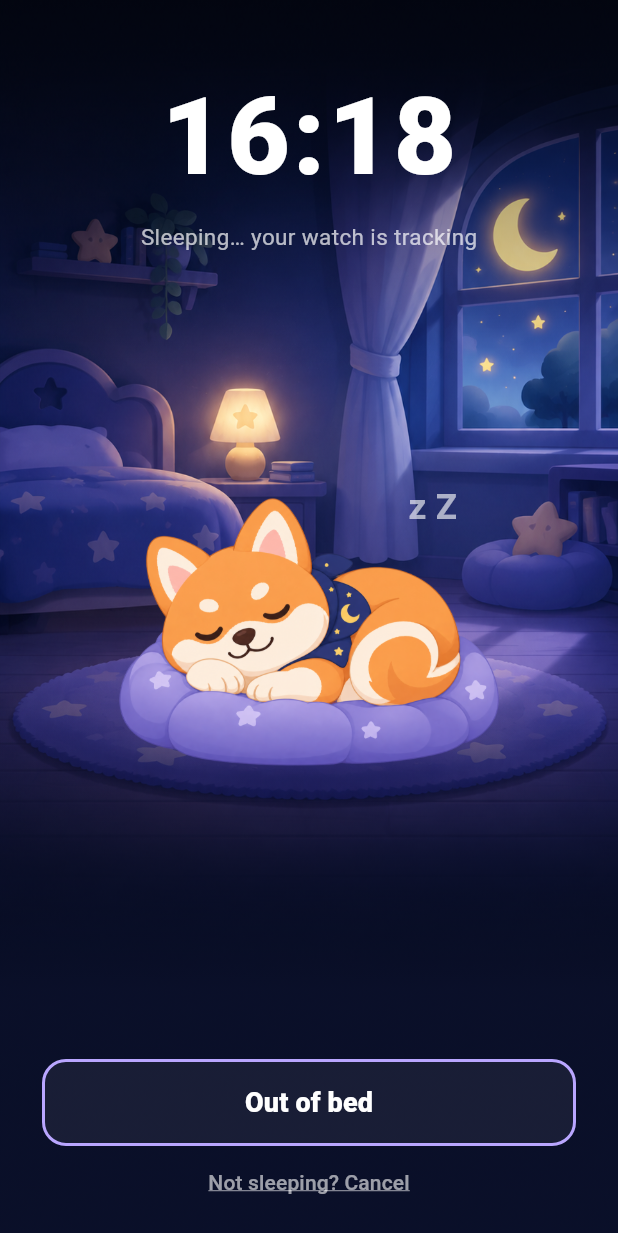
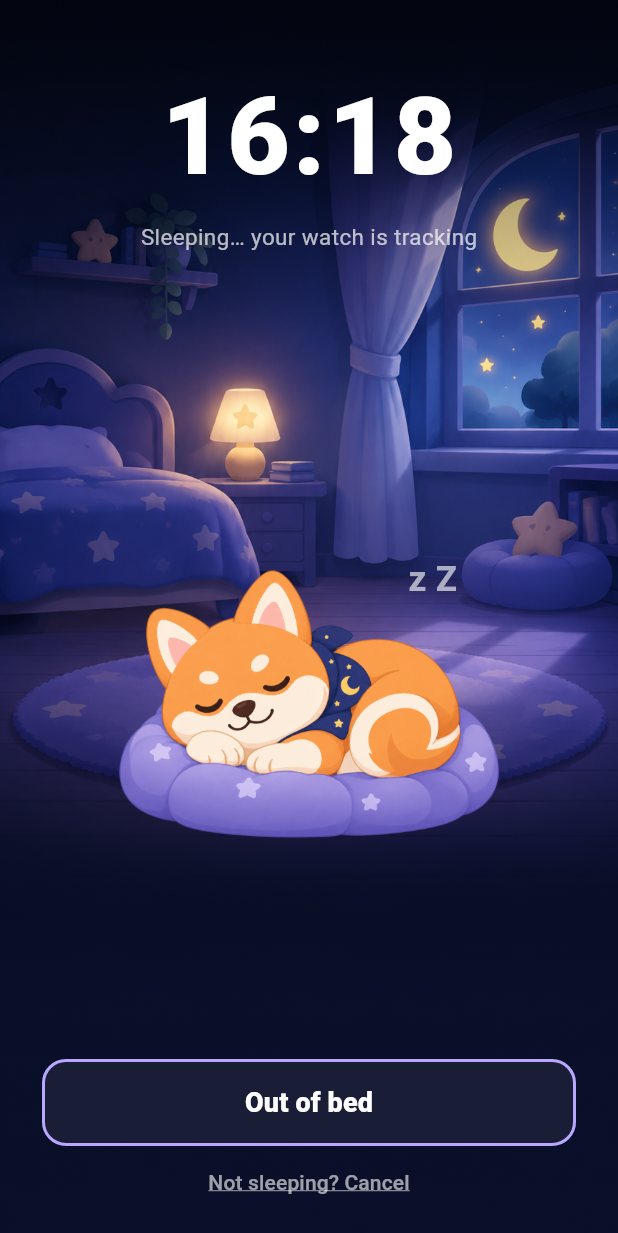
Before and after one commit to Nathan-0227/Sonnap-Project, a Flutter app: the SleepModeScreen screen opened directly with empty values, on a phone screen of 412 x 824 dp. Shown: the top 1233 px of the screen. Run offline on Flutter 3.47's test engine with Material 3 defaults, Android fonts, the phone set to English and light mode, and no system bars; our stand-ins replace lottie; accounts and stored records are empty.

Commit message:
fix(sleep): 睡姿小狗往下挪，墊子落在背景地毯上
Co-Authored-By: Claude Opus 5.5 <noreply@anthropic.com>

```diff
--- a/app/lib/screens/sleep_mode_screen.dart
+++ b/app/lib/screens/sleep_mode_screen.dart
@@ -427,7 +427,12 @@ class _SleepModeScreenState extends State<SleepModeScreen> {
                       style: TextStyle(color: Colors.white70, fontSize: 15),
                     ),
                     const Spacer(),
-                    const SleepingPet(size: 260),
+                    // 往下挪，讓墊子落在背景地毯的中央（使用者 2026-11-12 看實機後要求）。
+                    // 圖片上下各有約 1/7 的透明邊，挪 48 不會壓到下面的鬧鐘列。
+                    Transform.translate(
+                      offset: const Offset(0, 48),
+                      child: const SleepingPet(size: 260),
+                    ),
                     const Spacer(),
                     if (widget.alarm != null) ...[
                       _line,
```
